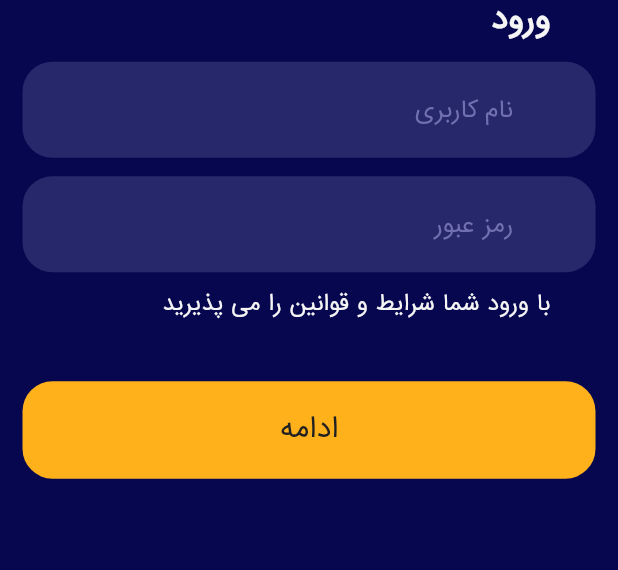
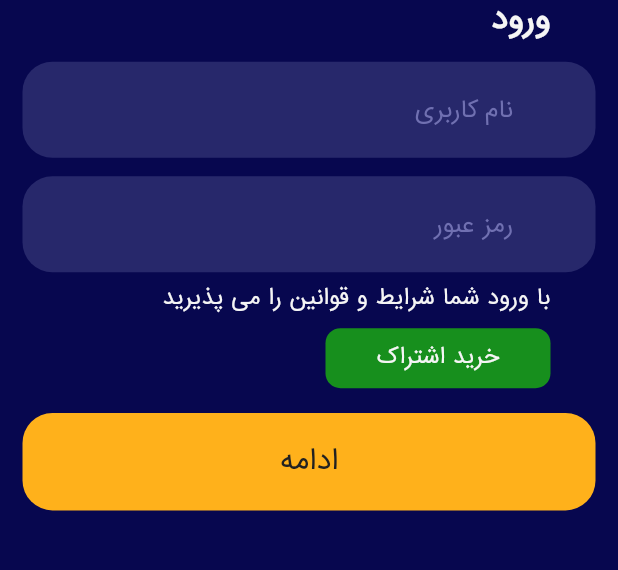
Before and after one commit to SajjadFlutter/venom-speed, a Flutter app: the SignInPage screen opened directly, on a phone screen of 412 x 824 dp, the part 569-1139 px from its top. Run offline on Flutter 3.47's test engine with Material 3 defaults, Android fonts, the light colour scheme and no system bars; our stand-ins replace get.

Commit message:
fixed moving pages

```diff
--- a/lib/main.dart
+++ b/lib/main.dart
@@ -3,7 +3,7 @@ import 'package:flutter/services.dart';
 import 'package:flutter_localizations/flutter_localizations.dart';
 
 import 'common/theme/my_theme.dart';
-import 'views/pages/connection/connection_page.dart';
+import 'views/pages/signin/signin_page.dart';
 
 void main() {
   runApp(const MyApp());
@@ -28,7 +28,7 @@ class MyApp extends StatelessWidget {
         Locale('fa'), // persian(farsi)
         Locale('en'), // English
       ],
-      home: const ConnectionPage(),
+      home: const SignInPage(),
     );
   }
 
--- a/lib/views/pages/signin/signin_page.dart
+++ b/lib/views/pages/signin/signin_page.dart
@@ -167,14 +167,37 @@ class _SignInPageState extends State<SignInPage> {
                             return null;
                           },
                         ),
-                        SizedBox(height: height * 0.015),
+                        SizedBox(height: height * 0.01),
                         // accept the terms
                         Padding(
                           padding: const EdgeInsets.only(right: 30.0),
-                          child: Text('با ورود شما شرایط و قوانین را می پذیرید',
-                              style: textTheme.labelMedium),
+                          child: Column(
+                            crossAxisAlignment: CrossAxisAlignment.start,
+                            children: [
+                              Text('با ورود شما شرایط و قوانین را می پذیرید',
+                                  style: textTheme.labelMedium),
+                              const SizedBox(height: 10.0),
+                              // buy subscription button
+                              SizedBox(
+                                width: 150,
+                                height: 40,
+                                child: ElevatedButton(
+                                  style: ElevatedButton.styleFrom(
+                                    backgroundColor: const Color(0xFF178F1D),
+                                    elevation: 0.0,
+                                    shape: RoundedRectangleBorder(
+                                      borderRadius: BorderRadius.circular(10.0),
+                                    ),
+                                  ),
+                                  onPressed: () {},
+                                  child: Text('خرید اشتراک',
+                                      style: textTheme.labelMedium),
+                                ),
+                              ),
+                            ],
+                          ),
                         ),
-                        SizedBox(height: height * 0.05),
+                        SizedBox(height: height * 0.02),
                         // sign in button
                         SizedBox(
                           width: double.infinity,
```
Also changed, not shown: lib/views/pages/config_selection/select_config_page.dart (renamed from lib/views/pages/slelect_config/select_config_page.dart, +6 -3 lines), lib/views/pages/connection/connection_page.dart (+21 -9 lines), lib/views/pages/config_selection/widgets/config_item.dart (renamed from lib/views/pages/slelect_config/widgets/config_item.dart).
